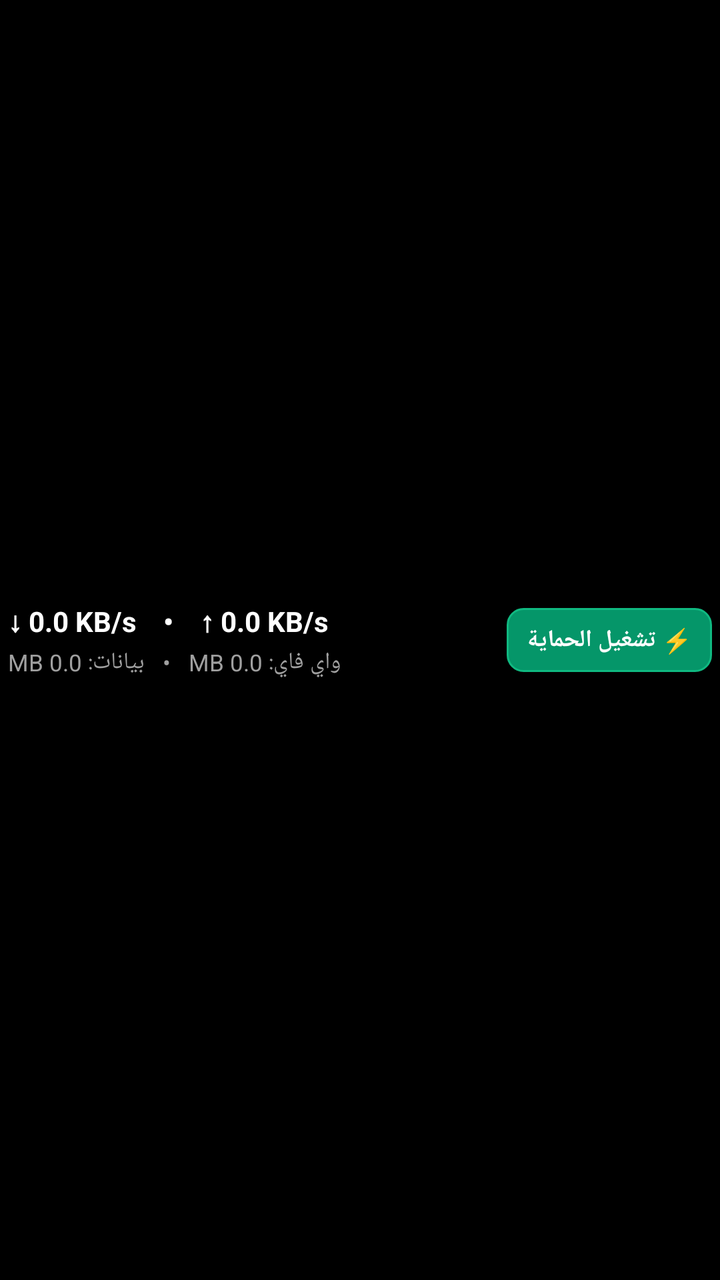
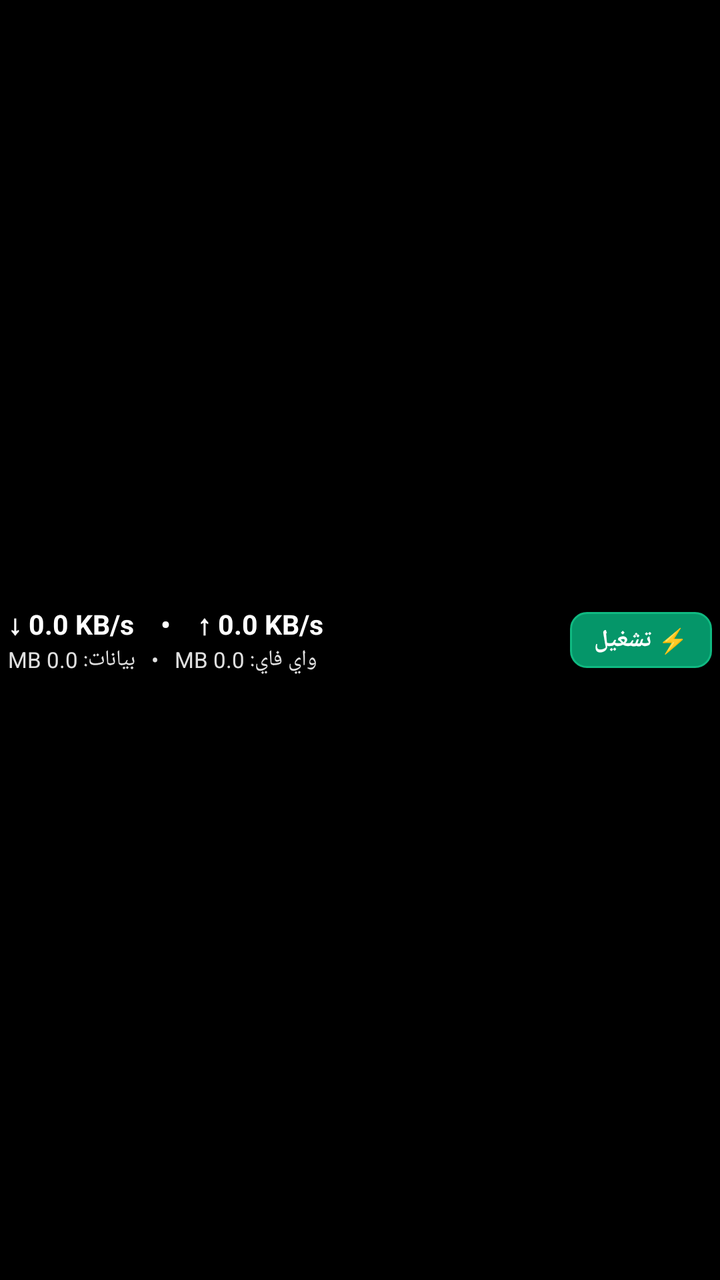

Screens rendered from an Android XML layout before and after an edit, with the pre-edit source and the edit as a unified diff.
<!-- AndroidManifest.xml: application theme LaunchTheme -->
<!-- res/layout/notification_net_guard.xml -->
<?xml version="1.0" encoding="utf-8"?>
<RelativeLayout xmlns:android="http://schemas.android.com/apk/res/android"
    android:layout_width="match_parent"
    android:layout_height="wrap_content"
    android:paddingStart="4dp"
    android:paddingEnd="4dp"
    android:paddingTop="4dp"
    android:paddingBottom="4dp">

    
    <TextView
        android:id="@+id/btn_notif_vpn"
        android:layout_width="wrap_content"
        android:layout_height="wrap_content"
        android:layout_alignParentEnd="true"
        android:layout_alignParentRight="true"
        android:layout_centerVertical="true"
        android:layout_marginStart="8dp"
        android:layout_marginLeft="8dp"
        android:background="@drawable/bg_notif_btn_green"
        android:gravity="center"
        android:minHeight="32dp"
        android:paddingStart="10dp"
        android:paddingEnd="10dp"
        android:paddingTop="5dp"
        android:paddingBottom="5dp"
        android:text="⚡ تشغيل الحماية"
        android:textColor="#FFFFFF"
        android:textSize="12sp"
        android:textStyle="bold" />

    
    <LinearLayout
        android:layout_width="match_parent"
        android:layout_height="wrap_content"
        android:layout_alignParentStart="true"
        android:layout_alignParentLeft="true"
        android:layout_toStartOf="@id/btn_notif_vpn"
        android:layout_toLeftOf="@id/btn_notif_vpn"
        android:layout_centerVertical="true"
        android:orientation="vertical">

        
        <TextView
            android:id="@+id/tv_notif_line1"
            android:layout_width="wrap_content"
            android:layout_height="wrap_content"
            android:text="↓ 0.0 KB/s    •    ↑ 0.0 KB/s"
            android:textColor="#FFFFFF"
            android:textSize="14sp"
            android:textStyle="bold"
            android:textDirection="locale"
            android:singleLine="true"
            android:ellipsize="end" />

        
        <TextView
            android:id="@+id/tv_notif_line2"
            android:layout_width="wrap_content"
            android:layout_height="wrap_content"
            android:layout_marginTop="3dp"
            android:text="واي فاي: 0.0 MB   •   بيانات: 0.0 MB"
            android:textColor="#A0A0A0"
            android:textSize="11.5sp"
            android:textDirection="locale"
            android:singleLine="true"
            android:ellipsize="end" />
    </LinearLayout>

</RelativeLayout>
<!-- resources referenced by this layout -->
<resources>
  <!-- drawable bg_notif_btn_green (drawable) -->
  <?xml version="1.0" encoding="utf-8"?>
  <shape xmlns:android="http://schemas.android.com/apk/res/android"
      android:shape="rectangle">
      <solid android:color="#059669" />
      <corners android:radius="8dp" />
      <stroke
          android:width="1dp"
          android:color="#10B981" />
  </shape>
  <style name="LaunchTheme" parent="@android:style/Theme.DeviceDefault.NoActionBar">
          <item name="android:windowBackground">@android:color/black</item>
      </style>
</resources>

<!-- the commit's change to res/layout/notification_net_guard.xml (unified diff, before → after) -->
@@ -4,8 +4,8 @@
     android:layout_height="wrap_content"
     android:paddingStart="4dp"
     android:paddingEnd="4dp"
-    android:paddingTop="4dp"
-    android:paddingBottom="4dp">
+    android:paddingTop="0dp"
+    android:paddingBottom="0dp">
 
     
     <TextView
@@ -19,12 +19,12 @@
         android:layout_marginLeft="8dp"
         android:background="@drawable/bg_notif_btn_green"
         android:gravity="center"
-        android:minHeight="32dp"
-        android:paddingStart="10dp"
-        android:paddingEnd="10dp"
-        android:paddingTop="5dp"
-        android:paddingBottom="5dp"
-        android:text="⚡ تشغيل الحماية"
+        android:minHeight="28dp"
+        android:paddingStart="12dp"
+        android:paddingEnd="12dp"
+        android:paddingTop="4dp"
+        android:paddingBottom="4dp"
+        android:text="⚡ تشغيل"
         android:textColor="#FFFFFF"
         android:textSize="12sp"
         android:textStyle="bold" />
@@ -45,9 +45,11 @@
             android:id="@+id/tv_notif_line1"
             android:layout_width="wrap_content"
             android:layout_height="wrap_content"
+            android:includeFontPadding="false"
+            android:padding="0dp"
             android:text="↓ 0.0 KB/s    •    ↑ 0.0 KB/s"
             android:textColor="#FFFFFF"
-            android:textSize="14sp"
+            android:textSize="13.5sp"
             android:textStyle="bold"
             android:textDirection="locale"
             android:singleLine="true"
@@ -58,10 +60,12 @@
             android:id="@+id/tv_notif_line2"
             android:layout_width="wrap_content"
             android:layout_height="wrap_content"
-            android:layout_marginTop="3dp"
+            android:layout_marginTop="1dp"
+            android:includeFontPadding="false"
+            android:padding="0dp"
             android:text="واي فاي: 0.0 MB   •   بيانات: 0.0 MB"
-            android:textColor="#A0A0A0"
-            android:textSize="11.5sp"
+            android:textColor="#E0E0E0"
+            android:textSize="11sp"
             android:textDirection="locale"
             android:singleLine="true"
             android:ellipsize="end" />
